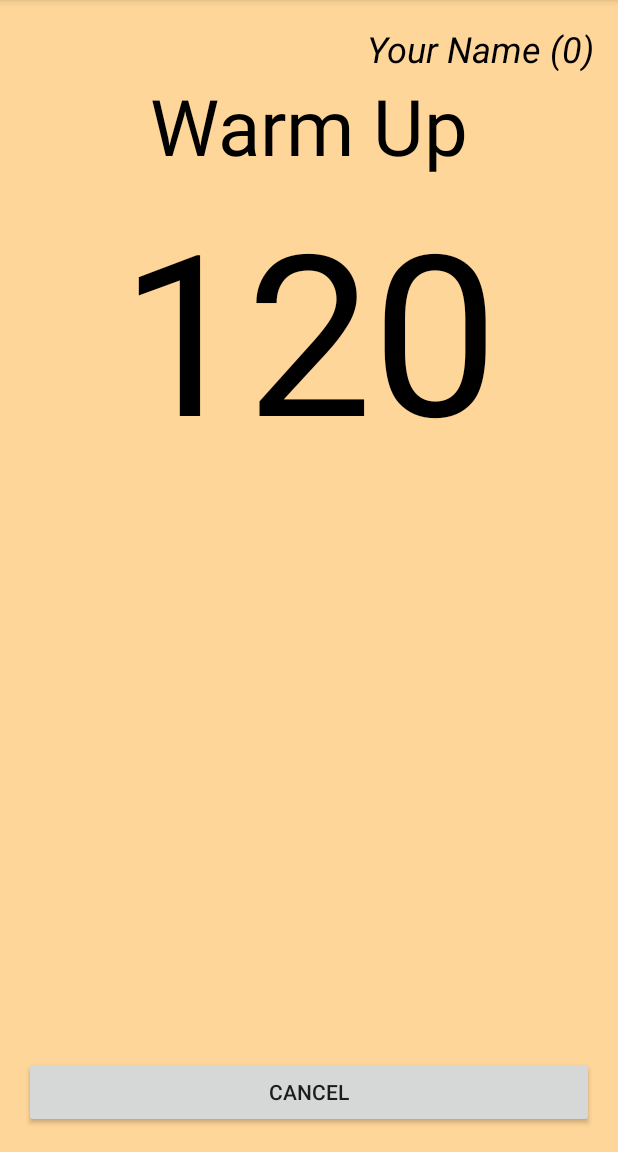
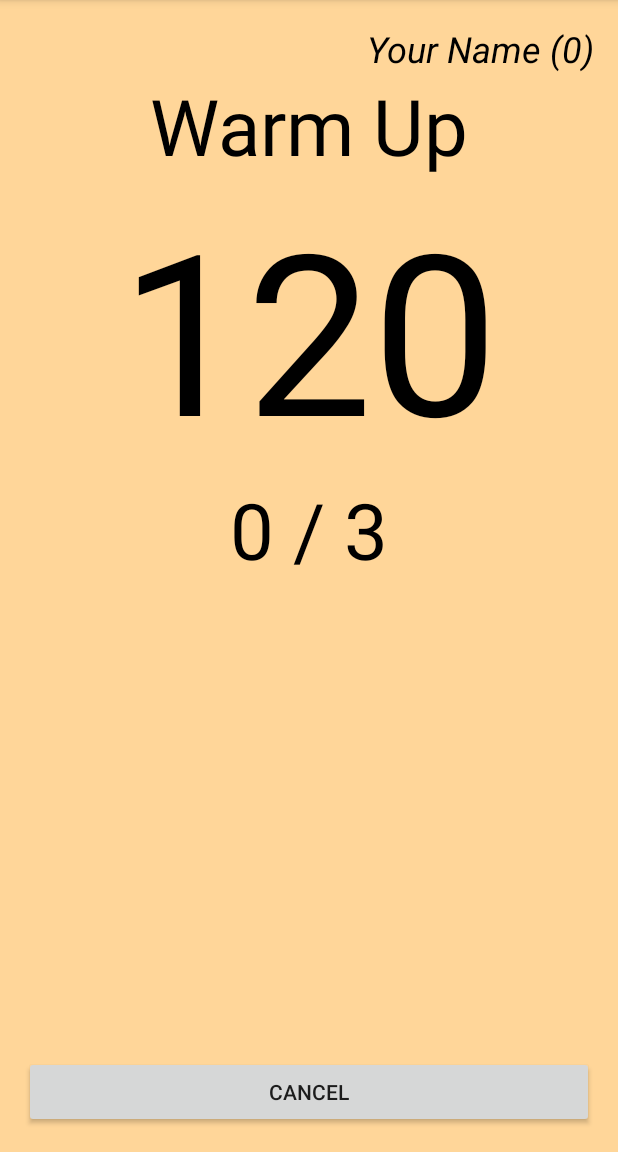
Before and after one commit to FuriousLogic/HIIT_Timer, an Android app: the screen it shows after launch (HIT_Timer), after a tap on "START TIMER", on a phone screen of 412 x 824 dp, the part 84-1236 px from its top. Run offline under Robolectric (Android 15) with nearby library versions, the phone set to English and light mode, and no system bars; our stand-ins replace AdMob; libraries missing offline, so code that uses them is left out: com.pollfish.constants, com.pollfish.main; pictures from the network do not load; 1 statement that could not run was skipped.

Commit message:
Release 1.2

```diff
--- a/app/build.gradle
+++ b/app/build.gradle
@@ -8,8 +8,8 @@ android {
         applicationId "uk.co.furiouslogic.hiittimer"
         minSdkVersion 9
         targetSdkVersion 21
-        versionCode 4
-        versionName "1.1"
+        versionCode 5
+        versionName "1.2"
     }
     buildTypes {
         release {
--- a/app/src/main/java/uk/co/furiouslogic/hittimer/DbHandlerSingleton.java
+++ b/app/src/main/java/uk/co/furiouslogic/hittimer/DbHandlerSingleton.java
@@ -30,15 +30,17 @@ public class DbHandlerSingleton {
     private static void CreateOrOpenDb(){
         //Setup Data
         _db.execSQL("CREATE TABLE IF NOT EXISTS workout(timestamp INTEGER);");
-        _db.execSQL("CREATE TABLE IF NOT EXISTS log(message TEXT);");
+        _db.execSQL("CREATE TABLE IF NOT EXISTS log(timestamp Integer, message TEXT);");
 
         _db.execSQL("delete from log");
     }
 
+    //todo: Only do this during debug
     public static void SaveToLog(String message){
-//        ContentValues cv = new ContentValues();
-//        cv.put("message", message);
-//        _db.insert("log", null, cv);
+        ContentValues cv = new ContentValues();
+        cv.put("timestamp", System.currentTimeMillis());
+        cv.put("message", message);
+        _db.insert("log", null, cv);
     }
 
     public static int getWorkoutCount() {
--- a/app/src/main/java/uk/co/furiouslogic/hittimer/HIT_Timer.java
+++ b/app/src/main/java/uk/co/furiouslogic/hittimer/HIT_Timer.java
@@ -34,18 +34,6 @@ public class HIT_Timer extends ActionBarActivity {
     private boolean allowRepToIncrease = false;
     private boolean isRunning = false;
 
-    //Workout colours
-    final String bWarmUp = "#ffd699";
-    final String tWarmUp =  "#000000";
-    final String bOn = "#4c0000";
-    final String tOn =  "#ff6666";
-    final String bRest = "#d6eb99";
-    final String tRest =  "#000000";
-    final String bCoolDown = "#d1f0ff";
-    final String tCoolDown =  "#000000";
-    final String bFinished = "#ffffff";
-    final String tFinished =  "#000000";
-
     //Instance State Value Names
     final String workoutSecondsGoneKey = "workoutSecondsGoneKey";
     final String isRunningKey = "isRunningKey";
@@ -61,16 +49,11 @@ public class HIT_Timer extends ActionBarActivity {
     //Properties
     private Integer workoutSecondsGone = 0;
     private Workout workout;
-    private int secondsWarmUp;
-    private int secondsPower;
-    private int secondsRest;
-    private int secondsCoolDown;
-    private int repsCount;
+    private StateDetails _stateDetails;
 
     @Override
     protected void onCreate(Bundle savedInstanceState) {
         DbHandlerSingleton.SaveToLog("onCreate");
-
         super.onCreate(savedInstanceState);
         setContentView(R.layout.activity_hit__timer);
 
@@ -83,8 +66,8 @@ public class HIT_Timer extends ActionBarActivity {
         tvStage = (TextView) findViewById(R.id.tvStage);
         tvCountDown = (TextView) findViewById(R.id.tvCountDown);
         tvRep = (TextView) findViewById(R.id.tvRep);
-        tvAthleteName = (TextView)findViewById(R.id.tvAthleteName);
-        btnStartTimer= (Button) findViewById(R.id.btnStartTimer);
+        tvAthleteName = (TextView) findViewById(R.id.tvAthleteName);
+        btnStartTimer = (Button) findViewById(R.id.btnStartTimer);
 
         //Time since last workout
 //        Date now = new Date(System.currentTimeMillis());
@@ -112,48 +95,29 @@ public class HIT_Timer extends ActionBarActivity {
 
     private void showState() {
         DbHandlerSingleton.SaveToLog("showState");
-        DbHandlerSingleton.SaveToLog(isRunning?"Is Running":"NOT Running");
+        if (!isRunning) workoutSecondsGone = 0;
+        _stateDetails = getStageDetailsClass();
 
-        String stage = "";
-        Integer stageSecond = null;
-        String backgroundColour = null;
-        String foregroundColour = null;
-
-        if(!isRunning){
-            workoutSecondsGone = 0;
-            stage = "Inert";
-            stageSecond=workoutSecondsGone;
-            backgroundColour = bFinished;
-            foregroundColour = tFinished;
-        }
-        else{
-            //Which Stage are we in?
-            if(workoutSecondsGone <= secondsWarmUp){
-                stage = "Warm Up";
-                stageSecond = secondsWarmUp - workoutSecondsGone;
-                backgroundColour = bWarmUp;
-                foregroundColour = tWarmUp;
-            }
-            else{
-
-            }
-        }
+        DbHandlerSingleton.SaveToLog("showState: _stateDetails.WorkoutSecondsGone(" + workoutSecondsGone + ");");
+        _stateDetails.WorkoutSecondsGone(workoutSecondsGone, isRunning);
 
         //Paint Screen
-        tvStage.setText(stage);
-        tvCountDown.setText(Integer.toString(stageSecond));
-        setStageColour(backgroundColour, foregroundColour);
+        String repText = String.valueOf(_stateDetails.CurrentRep()) + " / " + String.valueOf(_stateDetails.RepsCount());
+        tvStage.setText(_stateDetails.StageName());
+        tvCountDown.setText((String.valueOf(_stateDetails.StageSecond())));
+        tvRep.setText(repText);
+        setStageColour(_stateDetails.BackgroundColour(), _stateDetails.ForegroundColour());
     }
 
     @Override
-    public void onStart(){
+    public void onStart() {
         DbHandlerSingleton.SaveToLog("onStart");
         super.onStart();
         showAthleteNameAndWorkoutCount();
     }
 
     @Override
-    public void onResume(){
+    public void onResume() {
         DbHandlerSingleton.SaveToLog("onResume");
         super.onResume();
         showState();
@@ -161,17 +125,17 @@ public class HIT_Timer extends ActionBarActivity {
     }
 
     @Override
-    public void onStop(){
+    public void onStop() {
         DbHandlerSingleton.SaveToLog("onStop");
         super.onStop();
     }
 
     @Override
-    public void onDestroy(){
+    public void onDestroy() {
         DbHandlerSingleton.SaveToLog("onDestroy");
         super.onDestroy();
-//        countDownTimer.cancel();
-//        isRunning=false;
+        isRunning = false;
+        workout.cancel(true);
     }
 
     @Override
@@ -187,7 +151,7 @@ public class HIT_Timer extends ActionBarActivity {
         DbHandlerSingleton.SaveToLog("onOptionsItemSelected");
         int id = item.getItemId();
 
-        switch (id){
+        switch (id) {
             case R.id.action_settings:
                 showSettings();
                 return true;
@@ -200,19 +164,19 @@ public class HIT_Timer extends ActionBarActivity {
     }
 
     @Override
-    public void onSaveInstanceState(Bundle savedInstanceState){
+    public void onSaveInstanceState(Bundle savedInstanceState) {
         DbHandlerSingleton.SaveToLog("onSaveInstanceState");
         super.onSaveInstanceState(savedInstanceState);
 
         savedInstanceState.putInt(workoutSecondsGoneKey, workoutSecondsGone);
         savedInstanceState.putBoolean(isRunningKey, isRunning);
 
-        if(isRunning)
+        if (isRunning)
             workout.cancel(true);
     }
 
     @Override
-    public void onRestoreInstanceState(Bundle savedInstanceState){
+    public void onRestoreInstanceState(Bundle savedInstanceState) {
         DbHandlerSingleton.SaveToLog("onRestoreInstanceState");
         super.onRestoreInstanceState(savedInstanceState);
 
@@ -224,9 +188,11 @@ public class HIT_Timer extends ActionBarActivity {
         savedInstanceState.clear();
 
         //Do we need to restart the timer?
-        if(!isRunning){return;}
-        int totalSecondsInWorkout = getTotalSecondsInWorkout();
-        workout = (Workout) new Workout().execute(workoutSecondsGone, totalSecondsInWorkout);
+        if (!isRunning) {
+            return;
+        }
+        _stateDetails = getStageDetailsClass();
+        workout = (Workout) new Workout().execute(workoutSecondsGone, _stateDetails.TotalSecondsInWorkout());
     }
 
     private void showAthleteNameAndWorkoutCount() {
@@ -236,169 +202,6 @@ public class HIT_Timer extends ActionBarActivity {
         tvAthleteName.setText(statusData + " (" + workoutCount + ")");
     }
 
-//    private void zeroTheScreen() {
-//        currentRep=0;
-//        isRunning=false;
-//        warmUpDone=false;
-//        powerDone =false;
-//        restDone=false;
-//        coolDownDone=false;
-//
-//        tvStage.setText(getString(R.string.stageInitialText));
-//        btnStartTimer.setText(getString(R.string.startTimerButtonText));
-//
-//        tvCountDown.setText("0");
-//
-//        showCurrentRep();
-//        showColours();
-//    }
-
-//    private void showColours() {
-//        if(!isRunning){
-//            setStageColour(bFinished, tFinished);
-//            return;
-//        }
-//        if(!warmUpDone) {
-//            setStageColour(bWarmUp, tWarmUp);
-//            return;
-//        }
-//        if(!powerDone){
-//            setStageColour(bOn, tOn);
-//            return;
-//        }
-//        if(!restDone){
-//            setStageColour(bRest, tRest);
-//            return;
-//        }
-//        setStageColour(bCoolDown, tCoolDown);
-//    }
-
-//    private void doWorkout() {
-//        //Get workout preferences
-//        //todo: figure out how to get int directly
-//        final int warmUpSeconds = Integer.parseInt(PreferenceSingleton.GetPrefString("pref_warmup"));
-//        final int powerSeconds = Integer.parseInt(PreferenceSingleton.GetPrefString("pref_power"));
-//        final int restSeconds = Integer.parseInt(PreferenceSingleton.GetPrefString("pref_rest"));
-//        final int coolDownSeconds = Integer.parseInt(PreferenceSingleton.GetPrefString("pref_cooldown"));
-//        final int totalReps = Integer.parseInt(PreferenceSingleton.GetPrefString("pref_reps"));
-//
-//        final int workoutSeconds = warmUpSeconds+(powerSeconds* totalReps)+(restSeconds*(totalReps -1))+coolDownSeconds;
-//
-//        //Workout
-//        countDownTimer = new CountDownTimer(workoutSeconds *1000, 200) {
-//
-//            public void onTick(long millisUntilFinished) {
-//                isRunning=true;
-//                int secondsToGo = (int) (millisUntilFinished/1000);
-//                if(secondsToGo == currentSecondsToGo) return;
-//                currentSecondsToGo = secondsToGo;
-//
-//                int currentSecond = workoutSeconds-secondsToGo;
-//
-//                //Where are we in the sequence?
-//                String stage="";
-//                int stageCurrentSecond;
-//                int stageSecondsToGo=0;
-//
-//                //Warm up
-//                if(!warmUpDone){
-//                    stage=getString(R.string.warmUpText);
-//                    showColours();
-//                    stageCurrentSecond = currentSecond;
-//                    stageSecondsToGo = warmUpSeconds-stageCurrentSecond;
-//
-//                    if(stageSecondsToGo <= 1) {
-//                        warmUpDone = true;
-//                        allowRepToIncrease=true;
-//                    }
-//                }
-//                else{
-//                    //Power
-//                    if(!powerDone) {
-//                        stage=getString(R.string.powerText);
-//                        showColours();
-//                        if(allowRepToIncrease){
-//                            currentRep++;
-//                            SoundsSingleton.playStartSound();
-//                            allowRepToIncrease = false;
-//                        }
-//
-//                        showCurrentRep();
-//                        if(currentRep ==1)
-//                            stageCurrentSecond = currentSecond-warmUpSeconds;
-//                        else
-//                            stageCurrentSecond = currentSecond-(((powerSeconds+restSeconds)*(currentRep -1))+warmUpSeconds);
-//                        stageSecondsToGo = powerSeconds-stageCurrentSecond;
-//
-//                        if(stageSecondsToGo <= 1) {
-//                            powerDone = true;
-//                            SoundsSingleton.playStopSound();
-//                            if(currentRep == totalReps)
-//                                restDone=true;
-//                        }
-//                    }
-//                    else{
-//                        //Rest
-//                        if(!restDone){
-//                            stage=getString(R.string.restText);
-//                            showColours();
-//                            if(currentRep ==1)
-//                                stageCurrentSecond = currentSecond-(powerSeconds+warmUpSeconds);
-//                            else
-//                                stageCurrentSecond = currentSecond-(((powerSeconds+restSeconds)*(currentRep -1))+powerSeconds+warmUpSeconds);
-//                            stageSecondsToGo = restSeconds-stageCurrentSecond;
-//
-//                            if(stageSecondsToGo <= 1) {
-//
-//                                if(currentRep < totalReps){
-//                                    allowRepToIncrease = true;
-//                                    powerDone =false;
-//                                    restDone=false;
-//                                }
-//                                else{
-//                                    restDone=true;
-//                                }
-//                            }
-//                        }
-//                        else{
-//                            if(currentRep == totalReps && restDone && !coolDownDone){
-//                                stage = getString(R.string.coolDownText);
-//                                showColours();
-//                                showCurrentRep();
-//                                stageSecondsToGo = workoutSeconds - currentSecond;
-//
-//                                if(currentSecond>=workoutSeconds)
-//                                    coolDownDone=true;
-//                            }
-//                        }
-//                    }
-//                }
-//
-//                int displaySeconds = stageSecondsToGo;
-//                tvStage.setText(stage);
-//                tvCountDown.setText(Integer.toString(displaySeconds));
-//            }
-//
-//            public void onFinish() {
-//                saveWorkoutToDB();
-//                showAthleteNameAndWorkoutCount();
-//                zeroTheScreen();
-//            }
-//        };
-//        countDownTimer.start();
-//    }
-
-    //todo: zero screen on return from preferences
-//    private void showCurrentRep() {
-//        int totalReps = Integer.parseInt(PreferenceSingleton.GetPrefString("pref_reps"));
-//
-//        String repToShow = String.valueOf(currentRep);
-//        if(currentRep==0)repToShow="-";
-//        if(currentRep==totalReps && restDone)repToShow="-";
-//
-//        String text = getString(R.string.repText) + " " + repToShow + " / " + totalReps;
-//        tvRep.setText(text);
-//    }
 
     private void setStageColour(String backgroundColour, String textColour) {
         rlHitTimer.setBackgroundColor(Color.parseColor(backgroundColour));
@@ -419,11 +222,11 @@ public class HIT_Timer extends ActionBarActivity {
                 "This program involves approximately 21 minutes of exercise a week.\r\n" +
                 "http://www.gpnotebook.co.uk/simplepage.cfm?ID=x20130328210031685340" +
                 "http://www.medicalnewstoday.com/articles/242498.php";
-        showPopupMessage("High Intensity Interval Training",msg);
+        showPopupMessage("High Intensity Interval Training", msg);
     }
 
     private void showPopupMessage(String subject, String message) {
-        AlertDialog.Builder dlgAlert  = new AlertDialog.Builder(this);
+        AlertDialog.Builder dlgAlert = new AlertDialog.Builder(this);
         dlgAlert.setMessage(message);
         dlgAlert.setTitle(subject);
         dlgAlert.setPositiveButton("OK", null);
@@ -441,21 +244,9 @@ public class HIT_Timer extends ActionBarActivity {
         if (btnStartTimer.getText() == getString(R.string.startTimerButtonText)) {
             btnStartTimer.setText(getString(R.string.cancelTimerButtonText));
             isRunning = true;
+            _stateDetails = getStageDetailsClass();
 
-            //Get prefs
-            String sWarmUp = PreferenceSingleton.GetPrefString("pref_warmup");
-            String sPower = PreferenceSingleton.GetPrefString("pref_power");
-            String sRest = PreferenceSingleton.GetPrefString("pref_rest");
-            String sCoolDown = PreferenceSingleton.GetPrefString("pref_cooldown");
-            String sReps = PreferenceSingleton.GetPrefString("pref_reps");
-            secondsWarmUp = Integer.parseInt(sWarmUp);
-            secondsPower = Integer.parseInt(sPower);
-            secondsRest = Integer.parseInt(sRest);
-            secondsCoolDown = Integer.parseInt(sCoolDown);
-            repsCount = Integer.parseInt(sReps);
-
-            int totalSecondsInWorkout = getTotalSecondsInWorkout();
-            workout = (Workout) new Workout().execute(0, totalSecondsInWorkout);
+            workout = (Workout) new Workout().execute(0, _stateDetails.TotalSecondsInWorkout());
         } else {
             if (workout != null) workout.cancel(true);
             isRunning = false;
@@ -464,22 +255,34 @@ public class HIT_Timer extends ActionBarActivity {
         }
     }
 
-    public void displayWorkoutState(Integer secondsGone){
+    private StateDetails getStageDetailsClass() {
+
+        if (_stateDetails != null) return _stateDetails;
+
+        //Get prefs
+        String sWarmUp = PreferenceSingleton.GetPrefString("pref_warmup");
+        String sPower = PreferenceSingleton.GetPrefString("pref_power");
+        String sRest = PreferenceSingleton.GetPrefString("pref_rest");
+        String sCoolDown = PreferenceSingleton.GetPrefString("pref_cooldown");
+        String sReps = PreferenceSingleton.GetPrefString("pref_reps");
+        int secondsWarmUp = Integer.parseInt(sWarmUp);
+        int secondsPower = Integer.parseInt(sPower);
+        int secondsRest = Integer.parseInt(sRest);
+        int secondsCoolDown = Integer.parseInt(sCoolDown);
+        int repsCount = Integer.parseInt(sReps);
+        StateDetails sd = new StateDetails(secondsWarmUp, secondsPower, secondsRest, secondsCoolDown, repsCount);
+        return sd;
+
+    }
+
+    public void displayWorkoutState(Integer secondsGone) {
         workoutSecondsGone = secondsGone;
         showState();
     }
 
-    public void workoutIsFinished(){
+    public void workoutIsFinished() {
         isRunning = false;
         tvCountDown.setText("YAY");
-    }
-
-    private int getTotalSecondsInWorkout() {
-        int rv = secondsWarmUp;
-        rv += secondsPower * repsCount;
-        rv += secondsRest * (repsCount - 1);
-        rv += secondsCoolDown;
-        return rv;
     }
 
     private class Workout extends AsyncTask<Integer, Integer, Boolean> {
@@ -487,21 +290,21 @@ public class HIT_Timer extends ActionBarActivity {
 
         @Override
         protected Boolean doInBackground(Integer... params) {
-            DbHandlerSingleton.SaveToLog("doInBackground");
             SoundsSingleton.playStartSound();
             int startSecond = params[0];
             int currentSecond = startSecond;
             int finalSecond = params[1];
             long initialMillis = System.currentTimeMillis();
 
-            while(currentSecond<=finalSecond) {
+            while (currentSecond <= finalSecond) {
                 long currentMillis = System.currentTimeMillis();
 
                 //Have we moved on a second yet?
-                if(initialMillis+((currentSecond+1)*1000)<=currentMillis){
-                    if(isCancelled()){
+                if (initialMillis + ((currentSecond + 1) * 1000) <= currentMillis) {
+                    if (isCancelled()) {
                         return null;
                     }
+                    DbHandlerSingleton.SaveToLog("doInBackground. publishProgress(" + currentSecond + ") ");
                     publishProgress(currentSecond);
                     currentSecond++;
                 }
@@ -511,23 +314,21 @@ public class HIT_Timer extends ActionBarActivity {
         }
 
         @Override
-        protected void onProgressUpdate(Integer... values){
-            DbHandlerSingleton.SaveToLog("onProgressUpdate");
+        protected void onProgressUpdate(Integer... values) {
             super.onProgressUpdate(values);
+            DbHandlerSingleton.SaveToLog("onProgressUpdate: displayWorkoutState(" + values[0] + ");");
             displayWorkoutState(values[0]);
         }
 
         @Override
-        protected void onPostExecute(Boolean result){
-            DbHandlerSingleton.SaveToLog("onPostExecute");
+        protected void onPostExecute(Boolean result) {
             super.onPostExecute(result);
             SoundsSingleton.playStopSound();
             workoutIsFinished();
         }
 
         @Override
-        protected void onCancelled(){
-            DbHandlerSingleton.SaveToLog("onCancelled");
+        protected void onCancelled() {
             super.onCancelled();
         }
     }
--- a/app/src/main/java/uk/co/furiouslogic/hittimer/PreferenceSingleton.java
+++ b/app/src/main/java/uk/co/furiouslogic/hittimer/PreferenceSingleton.java
@@ -10,6 +10,7 @@ import android.preference.PreferenceManager;
 public class PreferenceSingleton {
     private static Context _applicationContext;
 
+    //todo: sound switch
     public static void Initialise(Context context) {
         _applicationContext = context;
 
--- a/app/src/main/java/uk/co/furiouslogic/hittimer/SplashActivity.java
+++ b/app/src/main/java/uk/co/furiouslogic/hittimer/SplashActivity.java
@@ -7,6 +7,7 @@ import android.os.Bundle;
 import android.os.Handler;
 
 //todo: make proper image that includes text
+//todo: show progress of loading stuff
 public class SplashActivity extends Activity {
 
     @Override
--- /dev/null
+++ b/app/src/main/java/uk/co/furiouslogic/hittimer/StateDetails.java
@@ -0,0 +1,129 @@
+package uk.co.furiouslogic.hittimer;
+
+/**
+ * Created by Barry on 04/03/2015.
+ */
+public class StateDetails {
+    private final int _secondsWarmUp;
+    private final int _secondsPower;
+    private final int _secondsRest;
+    private final int _secondsCoolDown;
+    private final int _repsCount;
+    private Integer _totalSecondsInWorkout;
+    private Integer _currentRep;
+
+    //Workout colours
+    final String bWarmUp = "#ffd699";
+    final String tWarmUp = "#000000";
+    final String bOn = "#4c0000";
+    final String tOn = "#ff6666";
+    final String bRest = "#d6eb99";
+    final String tRest = "#000000";
+    final String bCoolDown = "#d1f0ff";
+    final String tCoolDown = "#000000";
+    final String bFinished = "#ffffff";
+    final String tFinished = "#000000";
+
+    //Properties
+    private int _stageSecond;
+    private String _backgroundColour;
+    private String _foregroundColour;
+    private String _stageName;
+
+    public StateDetails(int secondsWarmUp, int secondsPower, int secondsRest, int secondsCoolDown, int repsCount) {
+
+        //Store Details
+        _secondsWarmUp = secondsWarmUp;
+        _secondsPower = secondsPower;
+        _secondsRest = secondsRest;
+        _secondsCoolDown = secondsCoolDown;
+        _repsCount = repsCount;
+
+        //Get total workout length
+        _totalSecondsInWorkout = secondsWarmUp;
+        _totalSecondsInWorkout += secondsPower * repsCount;
+        _totalSecondsInWorkout += secondsRest * (repsCount - 1);
+        _totalSecondsInWorkout += secondsCoolDown;
+
+    }
+
+    public int TotalSecondsInWorkout() {
+        return _totalSecondsInWorkout;
+    }
+
+    public void WorkoutSecondsGone(Integer workoutSecondsGone, boolean isRunning) {
+        _currentRep = 0;
+        if (!isRunning) {
+            _stageSecond = 0;
+            _backgroundColour = bFinished;
+            _foregroundColour = tFinished;
+            _stageName = "Inactivity";
+            return;
+        }
+
+        if (workoutSecondsGone < _secondsWarmUp) {
+            _stageSecond = _secondsWarmUp - workoutSecondsGone;
+            _backgroundColour = bWarmUp;
+            _foregroundColour = tWarmUp;
+            _stageName = "Warm Up";
+            return;
+        } else {
+            int secondTracker = _secondsWarmUp;
+            while (_currentRep <= _repsCount) {
+                _currentRep++;
+
+                secondTracker += _secondsPower;
+                if (workoutSecondsGone < secondTracker) {
+                    _stageSecond = secondTracker - workoutSecondsGone;
+                    _backgroundColour = bOn;
+                    _foregroundColour = tOn;
+                    _stageName = "On";
+                    return;
+                }
+
+                if (_currentRep >= _repsCount) {
+                    break;
+                }
+                secondTracker += _secondsRest;
+                if (workoutSecondsGone < secondTracker) {
+                    _stageSecond = secondTracker - workoutSecondsGone;
+                    _backgroundColour = bRest;
+                    _foregroundColour = tRest;
+                    _stageName = "Rest";
+                    return;
+                }
+
+            }
+            secondTracker += _secondsCoolDown;
+            _currentRep = 0;
+            _stageSecond = secondTracker - workoutSecondsGone;
+            _backgroundColour = bCoolDown;
+            _foregroundColour = tCoolDown;
+            _stageName = "Cool Down";
+        }
+    }
+
+    public String StageName() {
+        return _stageName;
+    }
+
+    public int StageSecond() {
+        return _stageSecond;
+    }
+
+    public String BackgroundColour() {
+        return _backgroundColour;
+    }
+
+    public String ForegroundColour() {
+        return _foregroundColour;
+    }
+
+    public int RepsCount() {
+        return _repsCount;
+    }
+
+    public Integer CurrentRep() {
+        return _currentRep;
+    }
+}
--- a/app/src/main/res/menu/menu_hit__timer.xml
+++ b/app/src/main/res/menu/menu_hit__timer.xml
@@ -1,4 +1,3 @@
-<!--todo:convert to menus-->
 <menu xmlns:android="http://schemas.android.com/apk/res/android"
     xmlns:app="http://schemas.android.com/apk/res-auto"
     xmlns:tools="http://schemas.android.com/tools" tools:context=".HIT_Timer">
```
Also changed, not shown: 3 other files.
